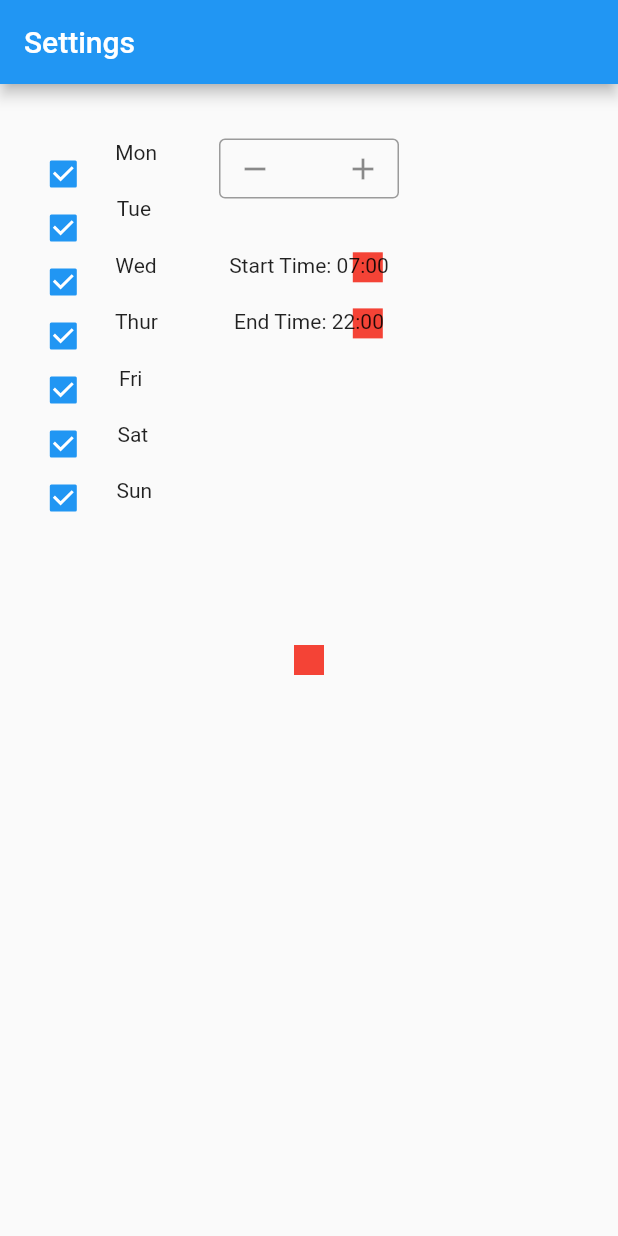
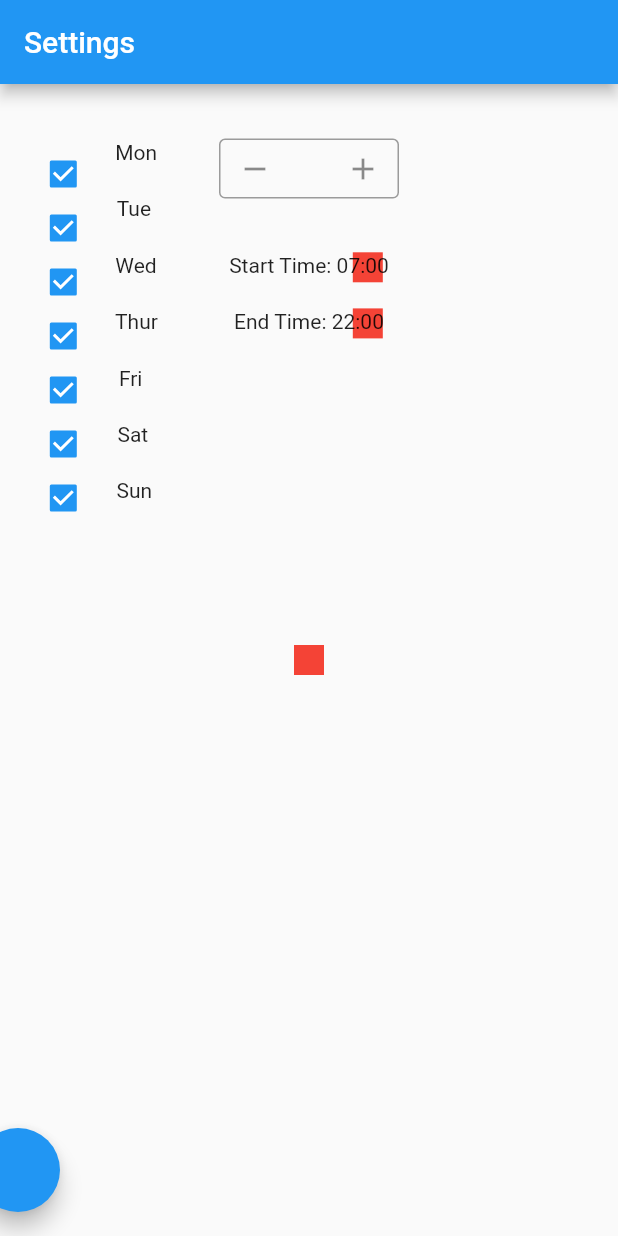
Before and after one commit to benj224/NEA-Final-Rev, a Flutter app: the Settings screen opened directly, on a phone screen of 412 x 824 dp. Run offline on Flutter 3.47's test engine with Material 2 defaults, Android fonts, the phone set to English and light mode, and no system bars; drawn by our look-alikes of flutter_spinbox; our stand-ins replace awesome_notifications, hive_flutter; missing offline and left inert: cron, giffy_dialog; accounts and stored records are empty; statements that could not run were skipped.

Commit message:
little bits

```diff
--- a/lib/settings.dart
+++ b/lib/settings.dart
@@ -3,6 +3,8 @@ import 'package:flutter/material.dart';
 import 'package:flutter/services.dart';
 import 'package:flutter_spinbox/material.dart';
 import 'package:nea/classes.dart';
+
+import 'home.dart';
 
 bool mon = true;
 bool tue = true;
@@ -238,6 +240,18 @@ class _SettingsState extends State<Settings> {
           )
         ],
       ),
+      floatingActionButton: Stack(
+        children: [
+          Align(
+            alignment: Alignment.bottomLeft,
+            child: FloatingActionButton(
+              onPressed: (){
+                Navigator.push(context, MaterialPageRoute(builder: (context) => MyHomePage()));
+              }
+            ),
+          )
+        ],
+      ),
     );
   }
 }
```
Also changed, not shown: lib/classes.dart (+21 -2 lines), pubspec.lock.
